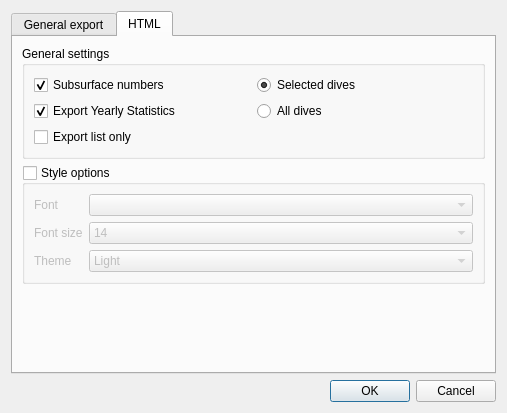
Above: qt-ui/divelogexportdialog.ui from subsurface/subsurface before the change. Below: the same form after it.
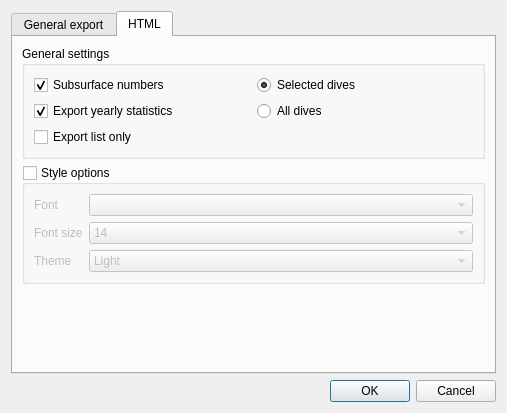
That is the form after the change. The open tabs and pages were chosen to show the change. Icons and pictures are not drawn.

```diff
--- a/qt-ui/divelogexportdialog.ui
+++ b/qt-ui/divelogexportdialog.ui
@@ -221,7 +221,7 @@
           <item row="1" column="0">
            <widget class="QCheckBox" name="exportStatistics">
             <property name="text">
-             <string>Export Yearly Statistics</string>
+             <string>Export yearly statistics</string>
             </property>
             <property name="checked">
              <bool>true</bool>
```
